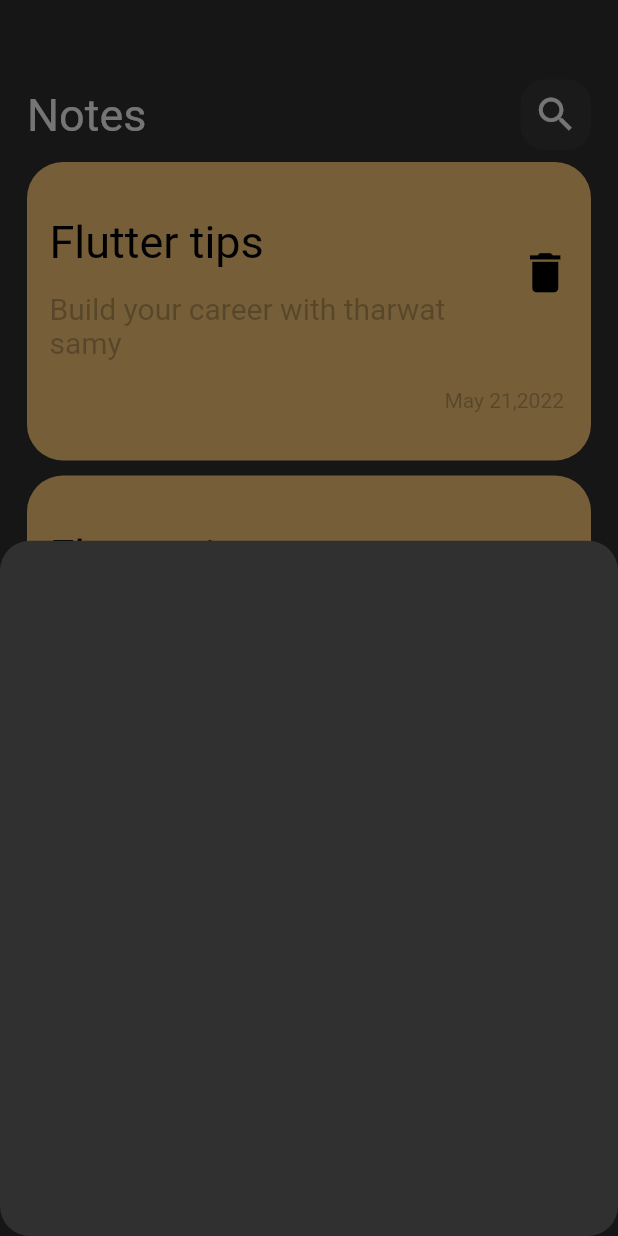
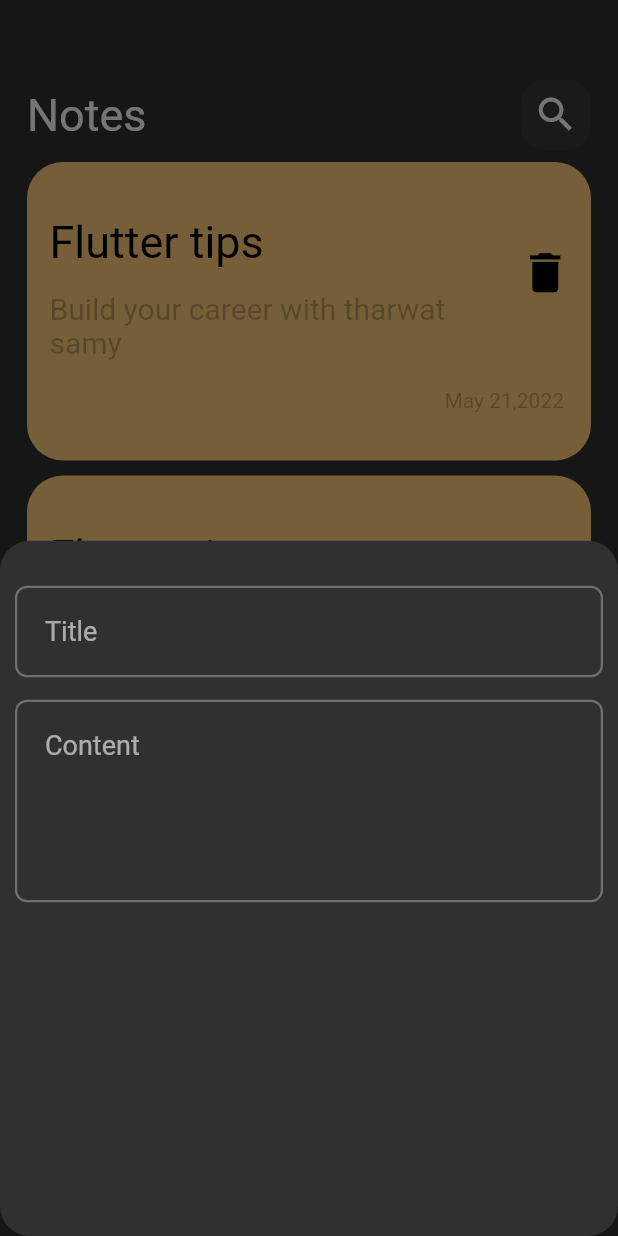
Before and after one commit to HazemAhmed3020/notes_app, a Flutter app: the screen it shows after launch, after a tap on the "add" icon, on a phone screen of 412 x 824 dp. Run offline on Flutter 3.47's test engine with Material 3 defaults, Android fonts, the phone set to English and light mode, and no system bars.

Commit message:
add text fields to bottom sheet

```diff
--- a/lib/widgets/add_note_bottom_sheet.dart
+++ b/lib/widgets/add_note_bottom_sheet.dart
@@ -1,10 +1,23 @@
 import 'package:flutter/material.dart';
+import 'package:notes_app_exmp/widgets/custom_text_field.dart';
 
 class AddNoteBottomSheet extends StatelessWidget {
   const AddNoteBottomSheet({super.key});
 
   @override
   Widget build(BuildContext context) {
-    return Container();
+    return Padding(
+      padding: const EdgeInsets.all(10.0),
+      child: Container(
+        child: Column(
+          children: [
+            SizedBox(height: 20,),
+            CustomTextField(hintTxt: 'Title'),
+            SizedBox(height: 15,),
+            CustomTextField(hintTxt: 'Content', maxLines: 5,)
+          ],
+        ),
+      ),
+    );
   }
 }
--- /dev/null
+++ b/lib/widgets/custom_text_field.dart
@@ -0,0 +1,32 @@
+import 'package:flutter/material.dart';
+
+class CustomTextField extends StatelessWidget {
+ const CustomTextField({super.key, required this.hintTxt, this.maxLines = 1,});
+  final String hintTxt;
+  final int maxLines;
+  @override
+  Widget build(BuildContext context) {
+    return TextField(
+      maxLines: maxLines,
+      decoration: InputDecoration(
+        hintText: hintTxt,
+        hintStyle: TextStyle( fontSize: 18, fontWeight: FontWeight.w400),
+        border: OutlineInputBorder(
+          borderSide: BorderSide(
+            color: Colors.white30,
+            width: 5,
+          ),
+          borderRadius: BorderRadius.all(Radius.circular(8)),
+        ),
+        enabledBorder: OutlineInputBorder(
+          borderSide: BorderSide(
+            color: Colors.white30,
+            width: 1.5,
+          ),
+          borderRadius: BorderRadius.all(Radius.circular(8)),
+        ),
+        contentPadding: EdgeInsets.all(20),
+      ),
+    );
+  }
+}
```
